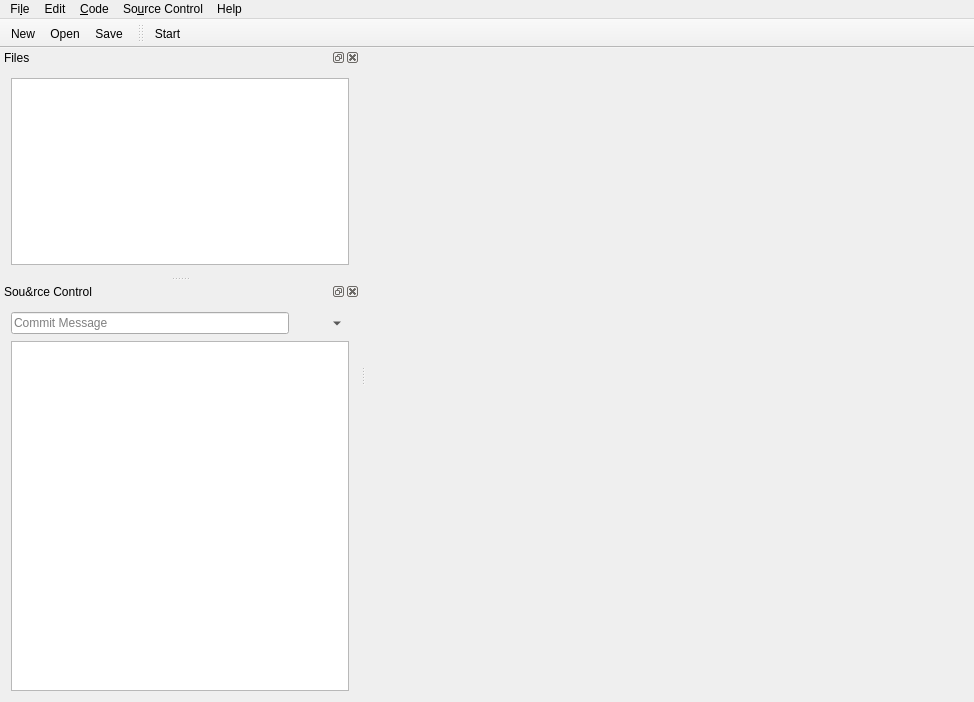
The window that mainwindow.ui (theCheeseboard/theSlate) describes before a commit, drawn with Qt 5.
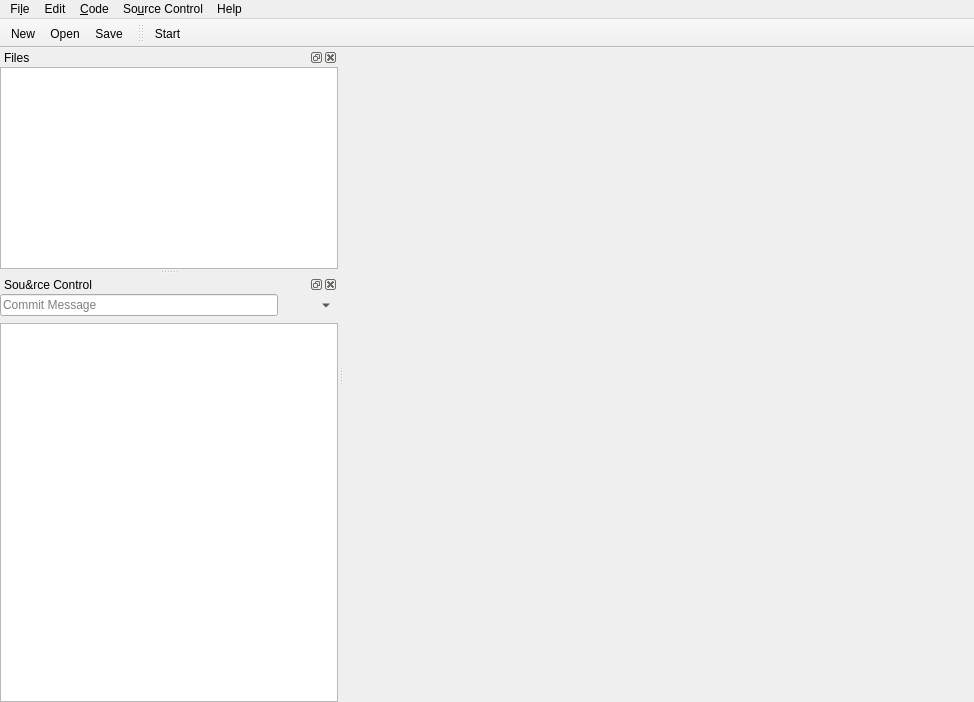
The same window after the commit. Icons and pictures are not drawn.

The edit to the form file:
```diff
--- a/mainwindow.ui
+++ b/mainwindow.ui
@@ -250,6 +250,18 @@
    </attribute>
    <widget class="QWidget" name="dockWidgetContents">
     <layout class="QVBoxLayout" name="verticalLayout_4">
+     <property name="leftMargin">
+      <number>0</number>
+     </property>
+     <property name="topMargin">
+      <number>0</number>
+     </property>
+     <property name="rightMargin">
+      <number>0</number>
+     </property>
+     <property name="bottomMargin">
+      <number>0</number>
+     </property>
      <item>
       <widget class="QTreeView" name="projectTree"/>
      </item>
@@ -265,6 +277,18 @@
    </attribute>
    <widget class="QWidget" name="dockWidgetContents_2">
     <layout class="QVBoxLayout" name="verticalLayout_7">
+     <property name="leftMargin">
+      <number>0</number>
+     </property>
+     <property name="topMargin">
+      <number>0</number>
+     </property>
+     <property name="rightMargin">
+      <number>0</number>
+     </property>
+     <property name="bottomMargin">
+      <number>0</number>
+     </property>
      <item>
       <widget class="QStackedWidget" name="sourceControlPanes">
        <property name="currentIndex">
```
Left out of the diff: 30 changed lines with no effect on the pictures.
